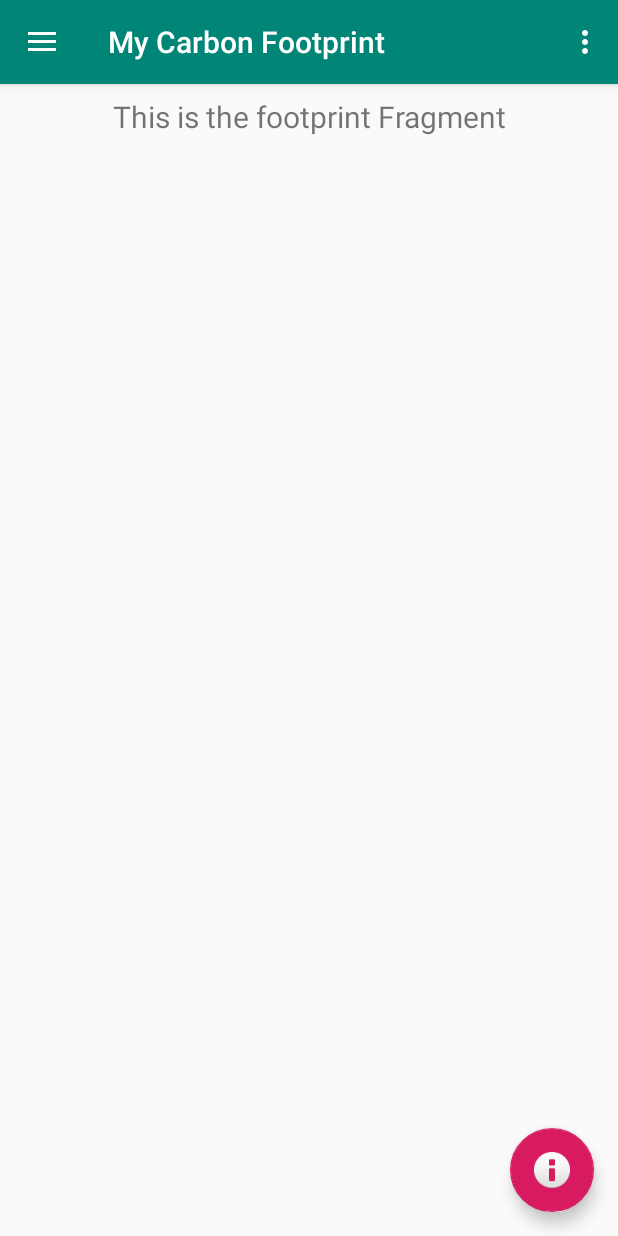
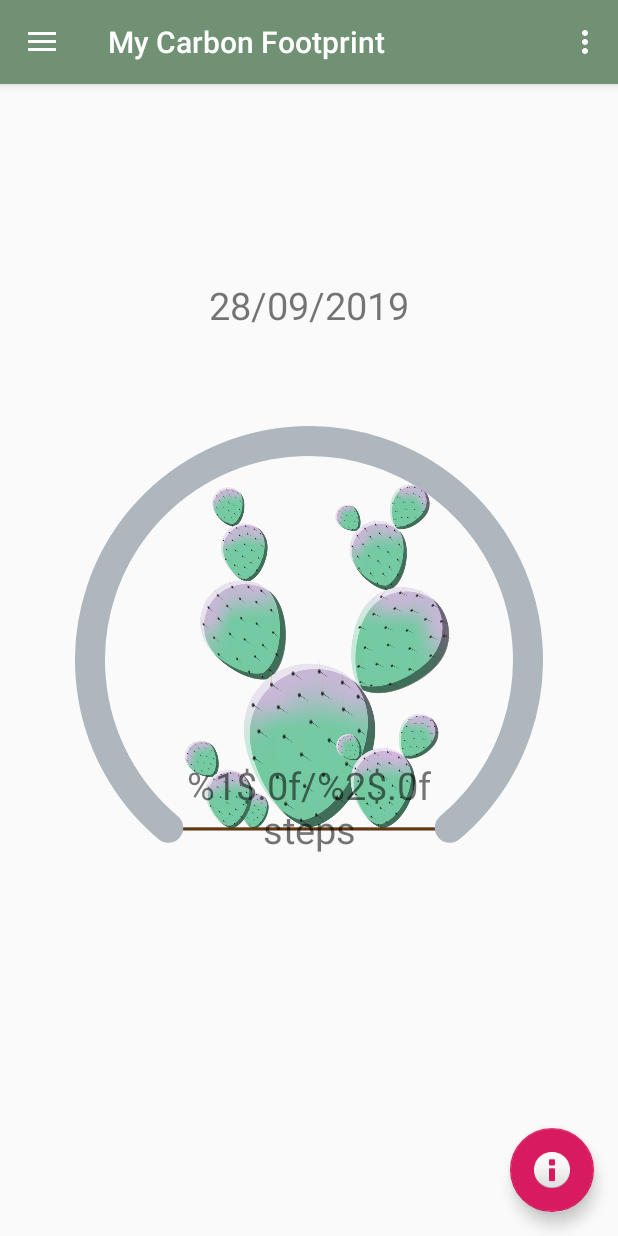
Before and after one commit to carbon-consciousness/android-app, an Android app: the screen it shows after launch (MainActivity), on a phone screen of 412 x 824 dp. Run offline under Robolectric (Android 15) with nearby library versions, the phone set to English and light mode, and no system bars; our stand-ins replace RxJava, navigation-ui; network calls fail.

Commit message:
modified the colors to match our colorscheme, ported over all code from v1

```diff
--- a/app/build.gradle
+++ b/app/build.gradle
@@ -36,6 +36,11 @@ dependencies {
     implementation 'androidx.lifecycle:lifecycle-extensions:2.0.0'
     implementation 'androidx.navigation:navigation-fragment-ktx:2.0.0'
     implementation 'androidx.navigation:navigation-ui-ktx:2.0.0'
+    implementation "com.squareup.retrofit2:retrofit:2.3.0"
+    implementation "com.squareup.retrofit2:adapter-rxjava2:2.3.0"
+    implementation "com.squareup.retrofit2:converter-gson:2.3.0"
+    implementation("com.squareup.okhttp3:logging-interceptor:4.2.0")
+    implementation "io.reactivex.rxjava2:rxandroid:2.0.1"
     testImplementation 'junit:junit:4.12'
     androidTestImplementation 'androidx.test:runner:1.2.0'
     androidTestImplementation 'androidx.test.espresso:espresso-core:3.2.0'
--- a/app/src/main/java/com/carbonconciousness/app/MainActivity.kt
+++ b/app/src/main/java/com/carbonconciousness/app/MainActivity.kt
@@ -1,5 +1,11 @@
 package com.carbonconciousness.app
 
+import android.content.Context
+import android.content.Intent
+import android.hardware.Sensor
+import android.hardware.SensorEvent
+import android.hardware.SensorEventListener
+import android.hardware.SensorManager
 import android.os.Bundle
 import com.google.android.material.floatingactionbutton.FloatingActionButton
 import com.google.android.material.snackbar.Snackbar
@@ -13,10 +19,33 @@ import com.google.android.material.navigation.NavigationView
 import androidx.appcompat.app.AppCompatActivity
 import androidx.appcompat.widget.Toolbar
 import android.view.Menu
+import android.widget.Toast
+import com.carbonconciousness.app.background.PedometerService
+import com.carbonconciousness.app.networking.ApiService
+import com.carbonconciousness.app.networking.Model
+import io.reactivex.Observable
+import io.reactivex.android.schedulers.AndroidSchedulers
+import io.reactivex.disposables.CompositeDisposable
+import io.reactivex.schedulers.Schedulers
+import java.util.concurrent.TimeUnit
 
-class MainActivity : AppCompatActivity() {
+class MainActivity : AppCompatActivity(), SensorEventListener {
 
     private lateinit var appBarConfiguration: AppBarConfiguration
+
+
+    // Number of seconds between each poll
+    private val POLL_TICK: Long = 30
+    private val DEMO_TICK: Long = 5
+    // API Services
+    private val apiService by lazy { ApiService.create() }
+    private var disposables: CompositeDisposable = CompositeDisposable()
+
+    // Step counters
+    private var currentStepCount: Float? = 0f
+    private var currentStepGoal: Float = 10000f
+    private lateinit var sensorManager: SensorManager
+
 
     override fun onCreate(savedInstanceState: Bundle?) {
         super.onCreate(savedInstanceState)
@@ -38,7 +67,9 @@ class MainActivity : AppCompatActivity() {
             R.id.nav_footprint, R.id.nav_forest, R.id.nav_statistics), drawerLayout)
         setupActionBarWithNavController(navController, appBarConfiguration)
         navView.setupWithNavController(navController)
+
     }
+
 
     override fun onCreateOptionsMenu(menu: Menu): Boolean {
         // Inflate the menu; this adds items to the action bar if it is present.
@@ -49,4 +80,71 @@ class MainActivity : AppCompatActivity() {
         val navController = findNavController(R.id.nav_host_fragment)
         return navController.navigateUp(appBarConfiguration) || super.onSupportNavigateUp()
     }
+
+    override fun onResume() {
+        super.onResume()
+
+        // Start polling server for status
+        disposables.add(Observable.interval(0, POLL_TICK, TimeUnit.SECONDS)
+            .flatMap { tick -> apiService.status().subscribeOn(Schedulers.io()) }
+            .observeOn(AndroidSchedulers.mainThread())
+            .subscribe({ result -> updateStepCounter(currentStepCount, result.step_counter) },
+                { error -> showError(error.message) }))
+
+        // Start polling the server for demo data
+        disposables.add(Observable.interval(0, DEMO_TICK, TimeUnit.SECONDS)
+            .flatMap { tick -> apiService.demo_data().subscribeOn(Schedulers.io()) }
+            .observeOn(AndroidSchedulers.mainThread())
+            .subscribe({ result ->  updateFootprint(result) },
+                { error -> showError(error.message) })
+        )
+
+        // Poll podometer (for UI bizness)
+        sensorManager = getSystemService(Context.SENSOR_SERVICE) as SensorManager
+        var stepsSensor = sensorManager?.getDefaultSensor(Sensor.TYPE_STEP_COUNTER)
+        if (stepsSensor == null) {
+            Toast.makeText(this, "No Steps Counter available :(", Toast.LENGTH_SHORT).show()
+        } else {
+            sensorManager?.registerListener(this, stepsSensor, SensorManager.SENSOR_DELAY_UI)
+        }
+
+        // Stop the background pedometer service
+        val intent = Intent(this, PedometerService::class.java)
+        stopService(intent)
+    }
+
+    override fun onPause() {
+        super.onPause()
+        disposables.dispose()
+        sensorManager?.unregisterListener(this)
+
+        // Launch the podometer service to monitor the user's steps even when not in the app
+        val intent = Intent(this, PedometerService::class.java)
+        startService(intent)
+    }
+
+    override fun onAccuracyChanged(sensor: Sensor?, accuracy: Int) {
+
+    }
+
+    override fun onSensorChanged(event: SensorEvent?) {
+        updateStepCounter(event?.values?.get(0), currentStepGoal)
+    }
+
+    private fun updateStepCounter(newStepCount: Float?, newStepGoal: Float ) {
+        /*
+        currentStepCount = newStepCount
+        currentStepGoal = newStepGoal
+        text_view_step_count.text = getString(R.string.step_count, currentStepCount, currentStepGoal)
+        val copy = currentStepCount
+        if (copy != null) pedometer_percentage.setCompletedPerentage(copy / currentStepGoal)
+        */
+    }
+
+    private fun updateFootprint(result: Model.DemoResult) {
+
+    }
+
+    private fun showError(error: String?) = Toast.makeText(this, error, Toast.LENGTH_SHORT).show()
+
 }
--- /dev/null
+++ b/app/src/main/java/com/carbonconciousness/app/networking/ApiService.kt
@@ -0,0 +1,43 @@
+package com.carbonconciousness.app.networking
+
+import io.reactivex.Observable
+import okhttp3.OkHttpClient
+import okhttp3.logging.HttpLoggingInterceptor
+import retrofit2.Retrofit
+import retrofit2.adapter.rxjava2.RxJava2CallAdapterFactory
+import retrofit2.converter.gson.GsonConverterFactory
+import retrofit2.http.GET
+
+interface ApiService {
+
+    @GET("/carbon_footprint")
+    fun status(): Observable<Model.Result>
+
+    @GET("/demo_carbon_footprint")
+    fun demo_data(): Observable<Model.DemoResult>
+
+    companion object {
+        fun create() : ApiService {
+            val interceptor = HttpLoggingInterceptor()
+            interceptor.level = HttpLoggingInterceptor.Level.BODY
+
+            val okHttpClient = OkHttpClient.Builder()
+                .addInterceptor(interceptor)
+                .build()
+
+            val retrofit = Retrofit.Builder()
+                .client(okHttpClient)
+                .addCallAdapterFactory(RxJava2CallAdapterFactory.create())
+                .addConverterFactory(GsonConverterFactory.create())
+                .baseUrl("https://carboccc.eu-gb.mybluemix.net/")
+                .build()
+
+            return retrofit.create(ApiService::class.java)
+        }
+    }
+}
+
+object Model {
+    data class Result(val step_counter: Float, val carbon_footprint: Float)
+    data class DemoResult(val step_counter: Float, val carbon_footprint: Float)
+}
--- a/app/src/main/java/com/carbonconciousness/app/ui/footprint/FootprintFragment.kt
+++ b/app/src/main/java/com/carbonconciousness/app/ui/footprint/FootprintFragment.kt
@@ -12,20 +12,13 @@ import com.carbonconciousness.app.R
 
 class FootprintFragment : Fragment() {
 
-    private lateinit var footprintViewModel: FootprintViewModel
-
     override fun onCreateView(
         inflater: LayoutInflater,
         container: ViewGroup?,
         savedInstanceState: Bundle?
     ): View? {
-        footprintViewModel =
-                ViewModelProviders.of(this).get(FootprintViewModel::class.java)
         val root = inflater.inflate(R.layout.fragment_footprint, container, false)
-        val textView: TextView = root.findViewById(R.id.text_home)
-        footprintViewModel.text.observe(this, Observer {
-            textView.text = it
-        })
+        // TODO
         return root
     }
 }
--- a/app/src/main/java/com/carbonconciousness/app/ui/footprint/FootprintViewModel.kt
+++ /dev/null
@@ -1,13 +0,0 @@
-package com.carbonconciousness.app.ui.footprint
-
-import androidx.lifecycle.LiveData
-import androidx.lifecycle.MutableLiveData
-import androidx.lifecycle.ViewModel
-
-class FootprintViewModel : ViewModel() {
-
-    private val _text = MutableLiveData<String>().apply {
-        value = "This is the footprint Fragment"
-    }
-    val text: LiveData<String> = _text
-}
--- /dev/null
+++ b/app/src/main/java/com/carbonconciousness/app/view/SpeedometerView.kt
@@ -0,0 +1,108 @@
+package com.carbonconciousness.app.view
+
+import android.animation.ValueAnimator
+import android.content.Context
+import android.graphics.Canvas
+import android.graphics.Paint
+import android.util.AttributeSet
+import android.view.View
+import android.view.animation.AccelerateDecelerateInterpolator
+import com.carbonconciousness.app.R
+import java.lang.Float.min
+
+class SpeedometerView (context: Context, attrs: AttributeSet) : View(context, attrs) {
+    private var mStartValue: Int
+    private var mCurrentValue: Int
+    private var mEndValue: Int
+    private var mAnimationTime: Int
+    private var mStrokeWidth: Float
+
+    private var mBackgroundPaint: Paint = Paint()
+    private var mForgroundPaint: Paint = Paint()
+
+    var percentage = 0f
+
+    init {
+        context.theme.obtainStyledAttributes(
+            attrs,
+            R.styleable.SpeedometerView,
+            0, 0).apply {
+
+            try {
+                mStartValue = getInteger(R.styleable.SpeedometerView_startValue, 0)
+                mCurrentValue = getInteger(R.styleable.SpeedometerView_currentValue, 0)
+                mEndValue = getInteger(R.styleable.SpeedometerView_endValue, 0)
+                mAnimationTime = getInteger(R.styleable.SpeedometerView_animationTime, 2000)
+
+                mStrokeWidth = getDimension(R.styleable.SpeedometerView_strokeWidth, 30f)
+
+                mBackgroundPaint.color = getColor(R.styleable.SpeedometerView_backgroundCircleColor, 125)
+                mBackgroundPaint.style = Paint.Style.STROKE
+                mBackgroundPaint.strokeWidth = mStrokeWidth
+                mBackgroundPaint.strokeCap = Paint.Cap.ROUND
+
+                mForgroundPaint.color = getColor(R.styleable.SpeedometerView_foregroundCircleColor, 255)
+                mForgroundPaint.style = Paint.Style.STROKE
+                mForgroundPaint.strokeWidth = mStrokeWidth - 10
+                mForgroundPaint.strokeCap = Paint.Cap.ROUND
+            } finally {
+                recycle()
+            }
+        }
+    }
+
+    override fun onDraw(canvas: Canvas?) {
+        super.onDraw(canvas)
+
+        val startAngleSpeedometer = -230f
+        val endAngleSpeedometer = 280f
+
+        // Compute ponts
+        var cx = width.toFloat()/ 2
+        var cy = height.toFloat()/2
+        var radius = width.toFloat()/ 2 - mStrokeWidth / 2
+        var arcRectStartX = cx  - radius
+        var arcRectStartY = cy - radius
+        var arcRectStopX = cx  + radius
+        var arcRectStopY = cy + radius
+
+        // Draw background circle
+        canvas?.drawArc(
+            arcRectStartX,
+            arcRectStartY,
+            arcRectStopX,
+            arcRectStopY,
+            startAngleSpeedometer,
+            endAngleSpeedometer,
+            false,
+            mBackgroundPaint
+        )
+
+        // Draw arc
+        canvas?.drawArc(
+            arcRectStartX,
+            arcRectStartY,
+            arcRectStopX,
+            arcRectStopY,
+            startAngleSpeedometer,
+            percentage * endAngleSpeedometer,
+            false,
+            mForgroundPaint
+        )
+    }
+
+    fun setCompletedPerentage(completedPercentage: Float) {
+        var animator = ValueAnimator.ofFloat(percentage, min(completedPercentage, 1f))
+        animator.setDuration((completedPercentage * mAnimationTime).toLong())
+        animator.addUpdateListener { animation ->
+            run {
+                percentage = animation.animatedValue as Float
+                invalidate()
+            }
+        }
+        animator.interpolator = AccelerateDecelerateInterpolator()
+        animator.startDelay = (completedPercentage * mAnimationTime).toLong() / 2
+        animator.start()
+
+    }
+}
--- a/app/src/main/res/drawable/side_nav_bar.xml
+++ b/app/src/main/res/drawable/side_nav_bar.xml
@@ -2,8 +2,7 @@
     android:shape="rectangle">
     <gradient
         android:angle="135"
-        android:centerColor="#009688"
-        android:endColor="#00695C"
-        android:startColor="#4DB6AC"
+        android:endColor="@color/colorPrimaryDark"
+        android:startColor="@color/colorPrimary"
         android:type="linear" />
 </shape>
--- a/app/src/main/res/layout/fragment_footprint.xml
+++ b/app/src/main/res/layout/fragment_footprint.xml
@@ -1,20 +1,46 @@
 <?xml version="1.0" encoding="utf-8"?>
-<androidx.constraintlayout.widget.ConstraintLayout
-    xmlns:android="http://schemas.android.com/apk/res/android"
+<RelativeLayout xmlns:android="http://schemas.android.com/apk/res/android"
     xmlns:app="http://schemas.android.com/apk/res-auto"
+    xmlns:tools="http://schemas.android.com/tools"
     android:layout_width="match_parent"
-    android:layout_height="match_parent" >
+    android:layout_height="match_parent"
+    tools:context=".MainActivity"
+    android:gravity="center">
+
+    <ImageView
+        android:id="@+id/image_tree"
+        android:layout_width="wrap_content"
+        android:layout_height="wrap_content"
+        android:layout_centerInParent="true"
+        android:src="@drawable/cactus_4"
+        android:padding="110dp" />
+
+    <com.carbonconciousness.app.view.SpeedometerView
+        android:id="@+id/pedometer_percentage"
+        android:layout_margin="50dp"
+        android:layout_width="wrap_content"
+        android:layout_height="wrap_content"
+        app:backgroundCircleColor="@color/colorLightGray"
+        app:foregroundCircleColor="@color/colorPrimary"/>
 
     <TextView
-        android:id="@+id/text_home"
-        android:layout_width="match_parent"
-        android:layout_height="wrap_content"
-        android:layout_marginStart="8dp"
-        android:layout_marginTop="8dp"
-        android:layout_marginEnd="8dp"
-        android:textAlignment="center"
-        android:textSize="20sp"
-        app:layout_constraintEnd_toEndOf="parent"
-        app:layout_constraintStart_toStartOf="parent"
-        app:layout_constraintTop_toTopOf="parent"/>
-</androidx.constraintlayout.widget.ConstraintLayout>
+        android:id="@+id/text_view_step_count"
+        android:layout_centerHorizontal="true"
+        android:layout_marginTop="450dp"
+        android:gravity="center"
+        android:text="@string/step_count"
+        android:textSize="25sp"
+        android:layout_width="wrap_content"
+        android:layout_height="wrap_content" />
+
+    <TextView
+        android:id="@+id/text_view_date"
+        android:layout_centerHorizontal="true"
+        android:layout_marginTop="130dp"
+        android:gravity="center"
+        android:text="28/09/2019"
+        android:textSize="25sp"
+        android:layout_width="wrap_content"
+        android:layout_height="wrap_content" />
+
+</RelativeLayout>
--- a/app/src/main/res/values/colors.xml
+++ b/app/src/main/res/values/colors.xml
@@ -1,6 +1,7 @@
 <?xml version="1.0" encoding="utf-8"?>
 <resources>
-    <color name="colorPrimary">#008577</color>
-    <color name="colorPrimaryDark">#00574B</color>
+    <color name="colorPrimary">#719174</color>
+    <color name="colorPrimaryDark">#546056</color>
     <color name="colorAccent">#D81B60</color>
+    <color name="colorLightGray">#AEb6BE</color>
 </resources>
```
Also changed, not shown: app/src/main/java/com/carbonconciousness/app/background/PedometerService.kt (added, +93 -0 lines), app/src/main/java/com/carbonconciousness/app/ui/forest/ForestFragment.kt (+0 -8 lines), app/src/main/java/com/carbonconciousness/app/ui/forest/ForestViewModel.kt (deleted, +0 -13 lines), app/src/main/java/com/carbonconciousness/app/ui/statistics/StatisticsFragment.kt (+1 -8 lines), app/src/main/java/com/carbonconciousness/app/ui/statistics/StatisticsViewModel.kt (deleted, +0 -13 lines), app/src/main/res/values/attrs.xml (added, +12 -0 lines), app/src/main/res/values/strings.xml (+8 -10 lines).
